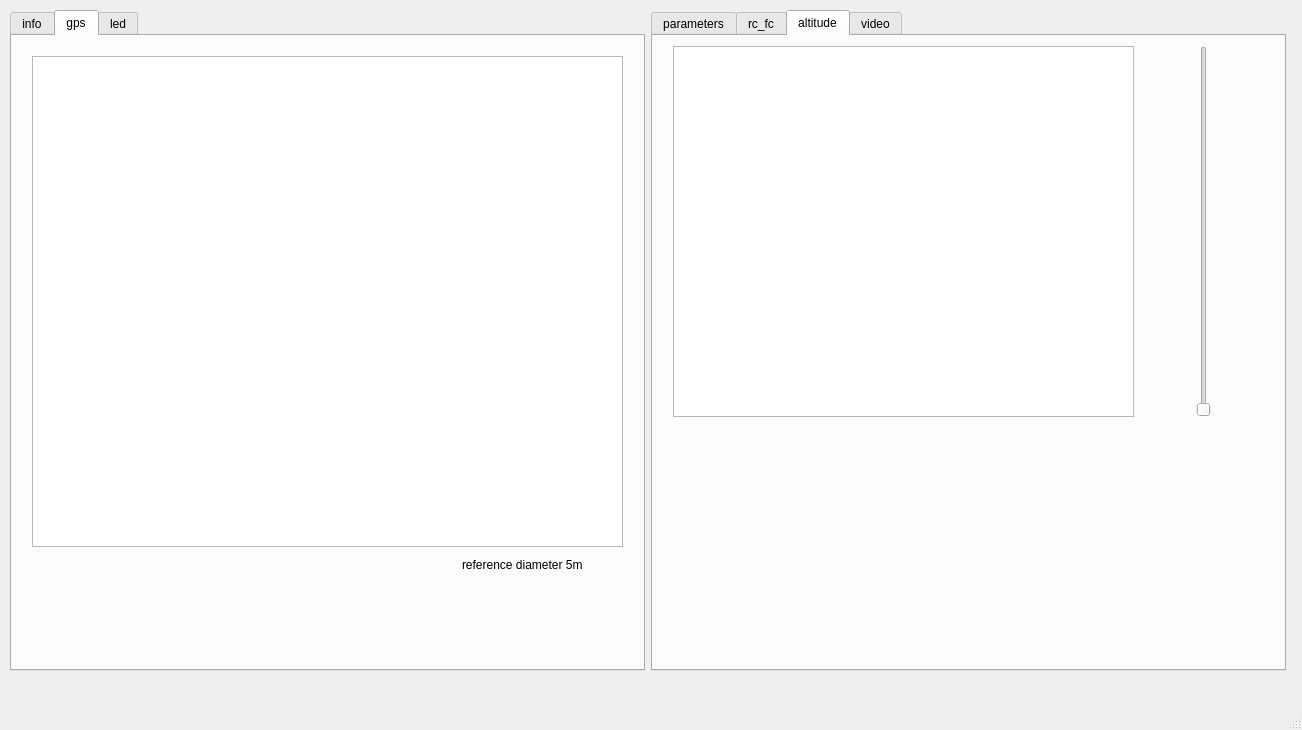
First picture: the form in phx_gui/scripts/gui_v1.ui, repository tum-phoenix/phx_quadrocopter_ros, before the edit.
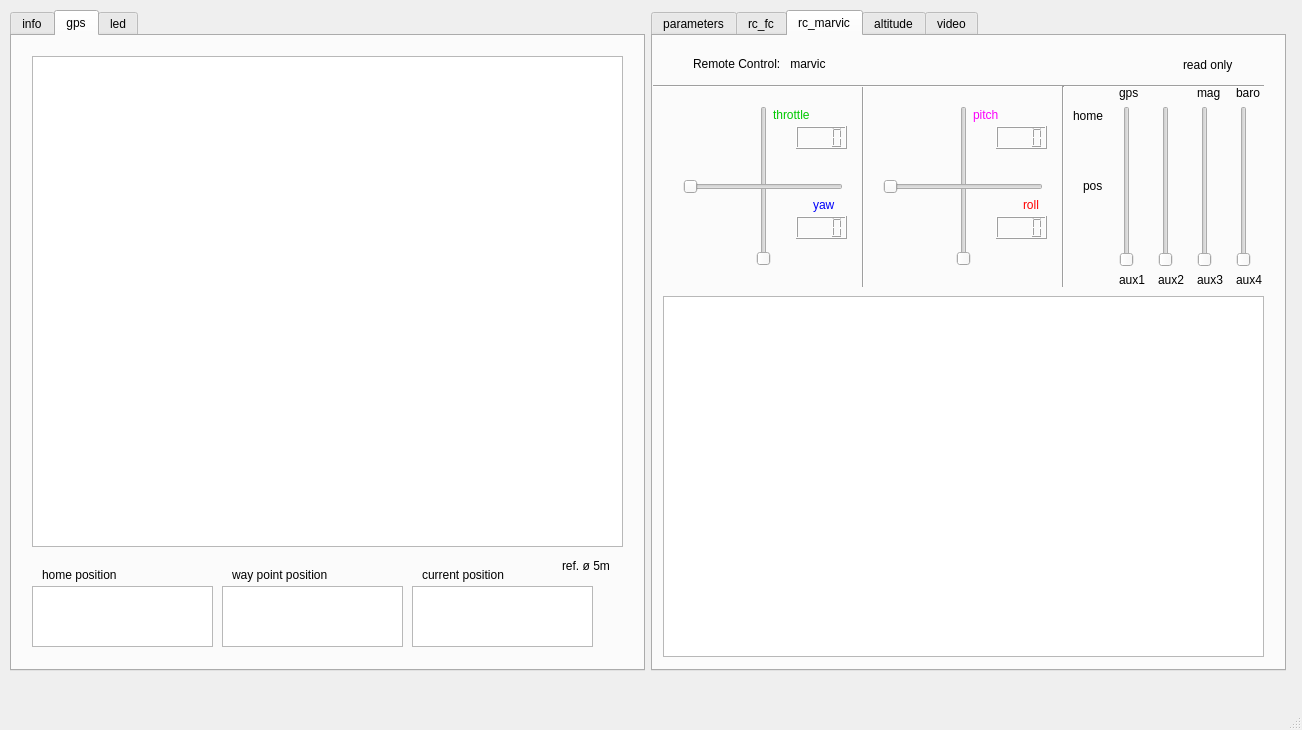
Second picture: the form after the edit. The open tabs and pages were chosen to show the change. Custom widgets are drawn as their Qt base class.

Commit message: phx_gui: gauge_ros added print out of full way point info

The edit to the form file:
```diff
--- a/phx_gui/scripts/gui_v1.ui
+++ b/phx_gui/scripts/gui_v1.ui
@@ -59,16 +59,95 @@
         <widget class="QLabel" name="gps_label_reference_radius">
          <property name="geometry">
           <rect>
-           <x>450</x>
+           <x>550</x>
            <y>520</y>
-           <width>161</width>
+           <width>71</width>
+           <height>20</height>
+          </rect>
+         </property>
+         <property name="text">
+          <string>ref. ø 5m</string>
+         </property>
+        </widget>
+        <widget class="QTextBrowser" name="gps_position_home_TextBrowser">
+         <property name="geometry">
+          <rect>
+           <x>20</x>
+           <y>550</y>
+           <width>181</width>
+           <height>61</height>
+          </rect>
+         </property>
+        </widget>
+        <widget class="QTextBrowser" name="gps_position_way_point_TextBrowser">
+         <property name="geometry">
+          <rect>
+           <x>210</x>
+           <y>550</y>
+           <width>181</width>
+           <height>61</height>
+          </rect>
+         </property>
+        </widget>
+        <widget class="QLabel" name="gps_position_home_label">
+         <property name="geometry">
+          <rect>
+           <x>30</x>
+           <y>530</y>
+           <width>131</width>
            <height>17</height>
           </rect>
          </property>
          <property name="text">
-          <string>reference diameter 5m</string>
+          <string>home position</string>
          </property>
         </widget>
+        <widget class="QLabel" name="gps_position_way_point_label">
+         <property name="geometry">
+          <rect>
+           <x>220</x>
+           <y>530</y>
+           <width>141</width>
+           <height>17</height>
+          </rect>
+         </property>
+         <property name="text">
+          <string>way point position</string>
+         </property>
+        </widget>
+        <widget class="QTextBrowser" name="gps_position_current_TextBrowser">
+         <property name="geometry">
+          <rect>
+           <x>400</x>
+           <y>550</y>
+           <width>181</width>
+           <height>61</height>
+          </rect>
+         </property>
+        </widget>
+        <widget class="QLabel" name="gps_position_current_label">
+         <property name="geometry">
+          <rect>
+           <x>410</x>
+           <y>530</y>
+           <width>141</width>
+           <height>17</height>
+          </rect>
+         </property>
+         <property name="text">
+          <string>current position</string>
+         </property>
+        </widget>
+        <zorder>graphicsView_gps</zorder>
+        <zorder>gps_label_reference_radius</zorder>
+        <zorder>right_tabs</zorder>
+        <zorder>right_tabs</zorder>
+        <zorder>gps_position_home_TextBrowser</zorder>
+        <zorder>gps_position_way_point_TextBrowser</zorder>
+        <zorder>gps_position_home_label</zorder>
+        <zorder>gps_position_way_point_label</zorder>
+        <zorder>gps_position_current_TextBrowser</zorder>
+        <zorder>gps_position_current_label</zorder>
        </widget>
        <widget class="QWidget" name="ledPage">
         <attribute name="title">
@@ -1716,28 +1795,606 @@
           <number>4</number>
          </property>
         </widget>
-        <zorder>remote_slider_rc_fc_throttle</zorder>
-        <zorder>remote_slider_rc_fc_yaw</zorder>
-        <zorder>remote_slider_rc_fc_pitch</zorder>
-        <zorder>remote_slider_rc_fc_roll</zorder>
-        <zorder>graphicsView_rc_fc</zorder>
-        <zorder>rc_fc_label_headline</zorder>
-        <zorder>rc_fc_label_throttle</zorder>
-        <zorder>rc_fc_label_yaw</zorder>
-        <zorder>rc_fc_label_pitch</zorder>
-        <zorder>rc_fc_label_roll</zorder>
-        <zorder>rc_fc_label_gps_home</zorder>
-        <zorder>rc_fc_label_gps_3</zorder>
-        <zorder>line_separator_rc_fc_0</zorder>
-        <zorder>line_separator_rc_fc_1</zorder>
-        <zorder>line_separator_rc_fc_2</zorder>
-        <zorder>gridLayoutWidget_5</zorder>
-        <zorder>rc_fc_label_read_only</zorder>
-        <zorder>lcdNumber_rc_fc_throttle</zorder>
-        <zorder>lcdNumber_rc_fc_yaw</zorder>
-        <zorder>lcdNumber_rc_fc_roll</zorder>
-        <zorder>lcdNumber_rc_fc_pitch</zorder>
-        <zorder>left_tabs</zorder>
+       </widget>
+       <widget class="QWidget" name="rc_marvic">
+        <attribute name="title">
+         <string>rc_marvic</string>
+        </attribute>
+        <widget class="QLabel" name="rc_marvic_label_headline">
+         <property name="geometry">
+          <rect>
+           <x>40</x>
+           <y>20</y>
+           <width>201</width>
+           <height>16</height>
+          </rect>
+         </property>
+         <property name="text">
+          <string>Remote Control:   marvic</string>
+         </property>
+        </widget>
+        <widget class="Line" name="line_separator_rc_marvic_1">
+         <property name="geometry">
+          <rect>
+           <x>200</x>
+           <y>50</y>
+           <width>20</width>
+           <height>201</height>
+          </rect>
+         </property>
+         <property name="orientation">
+          <enum>Qt::Vertical</enum>
+         </property>
+        </widget>
+        <widget class="Line" name="line_separator_rc_marvic_2">
+         <property name="geometry">
+          <rect>
+           <x>0</x>
+           <y>40</y>
+           <width>611</width>
+           <height>20</height>
+          </rect>
+         </property>
+         <property name="orientation">
+          <enum>Qt::Horizontal</enum>
+         </property>
+        </widget>
+        <widget class="QLabel" name="rc_marvic_label_read_only">
+         <property name="geometry">
+          <rect>
+           <x>530</x>
+           <y>20</y>
+           <width>91</width>
+           <height>17</height>
+          </rect>
+         </property>
+         <property name="text">
+          <string>read only</string>
+         </property>
+        </widget>
+        <widget class="Line" name="line_separator_rc_marvic_3">
+         <property name="geometry">
+          <rect>
+           <x>400</x>
+           <y>50</y>
+           <width>20</width>
+           <height>201</height>
+          </rect>
+         </property>
+         <property name="orientation">
+          <enum>Qt::Vertical</enum>
+         </property>
+        </widget>
+        <widget class="QWidget" name="gridLayoutWidget_7">
+         <property name="geometry">
+          <rect>
+           <x>460</x>
+           <y>50</y>
+           <width>160</width>
+           <height>201</height>
+          </rect>
+         </property>
+         <layout class="QGridLayout" name="gridLayout_aux_rc_marvic">
+          <item row="1" column="2">
+           <widget class="QSlider" name="remote_slider_rc_marvic_aux3">
+            <property name="cursor">
+             <cursorShape>ForbiddenCursor</cursorShape>
+            </property>
+            <property name="focusPolicy">
+             <enum>Qt::NoFocus</enum>
+            </property>
+            <property name="minimum">
+             <number>1000</number>
+            </property>
+            <property name="maximum">
+             <number>2000</number>
+            </property>
+            <property name="orientation">
+             <enum>Qt::Vertical</enum>
+            </property>
+           </widget>
+          </item>
+          <item row="0" column="2">
+           <widget class="QLabel" name="rc_marvic_label_mag">
+            <property name="font">
+             <font>
+              <weight>50</weight>
+              <bold>false</bold>
+             </font>
+            </property>
+            <property name="styleSheet">
+             <string notr="true"/>
+            </property>
+            <property name="text">
+             <string>mag</string>
+            </property>
+           </widget>
+          </item>
+          <item row="1" column="0">
+           <widget class="QSlider" name="remote_slider_rc_marvic_aux1">
+            <property name="cursor">
+             <cursorShape>ForbiddenCursor</cursorShape>
+            </property>
+            <property name="focusPolicy">
+             <enum>Qt::NoFocus</enum>
+            </property>
+            <property name="minimum">
+             <number>1000</number>
+            </property>
+            <property name="maximum">
+             <number>2000</number>
+            </property>
+            <property name="orientation">
+             <enum>Qt::Vertical</enum>
+            </property>
+           </widget>
+          </item>
+          <item row="0" column="0">
+           <widget class="QLabel" name="rc_marvic_label_gps">
+            <property name="font">
+             <font>
+              <weight>50</weight>
+              <bold>false</bold>
+             </font>
+            </property>
+            <property name="styleSheet">
+             <string notr="true"/>
+            </property>
+            <property name="text">
+             <string>gps</string>
+            </property>
+           </widget>
+          </item>
+          <item row="1" column="3">
+           <widget class="QSlider" name="remote_slider_rc_marvic_aux4">
+            <property name="cursor">
+             <cursorShape>ForbiddenCursor</cursorShape>
+            </property>
+            <property name="focusPolicy">
+             <enum>Qt::NoFocus</enum>
+            </property>
+            <property name="minimum">
+             <number>1000</number>
+            </property>
+            <property name="maximum">
+             <number>2000</number>
+            </property>
+            <property name="orientation">
+             <enum>Qt::Vertical</enum>
+            </property>
+           </widget>
+          </item>
+          <item row="1" column="1">
+           <widget class="QSlider" name="remote_slider_rc_marvic_aux2">
+            <property name="cursor">
+             <cursorShape>ForbiddenCursor</cursorShape>
+            </property>
+            <property name="focusPolicy">
+             <enum>Qt::NoFocus</enum>
+            </property>
+            <property name="minimum">
+             <number>1000</number>
+            </property>
+            <property name="maximum">
+             <number>2000</number>
+            </property>
+            <property name="orientation">
+             <enum>Qt::Vertical</enum>
+            </property>
+           </widget>
+          </item>
+          <item row="0" column="3">
+           <widget class="QLabel" name="rc_marvic_label_baro">
+            <property name="font">
+             <font>
+              <weight>50</weight>
+              <bold>false</bold>
+             </font>
+            </property>
+            <property name="styleSheet">
+             <string notr="true"/>
+            </property>
+            <property name="text">
+             <string>baro</string>
+            </property>
+           </widget>
+          </item>
+          <item row="2" column="0">
+           <widget class="QLabel" name="rc_marvic_label_aux1">
+            <property name="font">
+             <font>
+              <weight>50</weight>
+              <bold>false</bold>
+             </font>
+            </property>
+            <property name="styleSheet">
+             <string notr="true"/>
+            </property>
+            <property name="text">
+             <string>aux1</string>
+            </property>
+           </widget>
+          </item>
+          <item row="2" column="1">
+           <widget class="QLabel" name="rc_marvic_label_aux4">
+            <property name="font">
+             <font>
+              <weight>50</weight>
+              <bold>false</bold>
+             </font>
+            </property>
+            <property name="styleSheet">
+             <string notr="true"/>
+            </property>
+            <property name="text">
+             <string>aux2</string>
+            </property>
+           </widget>
+          </item>
+          <item row="2" column="2">
+           <widget class="QLabel" name="rc_marvic_label_aux3">
+            <property name="font">
+             <font>
+              <weight>50</weight>
+              <bold>false</bold>
+             </font>
+            </property>
+            <property name="styleSheet">
+             <string notr="true"/>
+            </property>
+            <property name="text">
+             <string>aux3</string>
+            </property>
+           </widget>
+          </item>
+          <item row="2" column="3">
+           <widget class="QLabel" name="rc_marvic_label_aux2">
+            <property name="font">
+             <font>
+              <weight>50</weight>
+              <bold>false</bold>
+             </font>
+            </property>
+            <property name="styleSheet">
+             <string notr="true"/>
+            </property>
+            <property name="text">
+             <string>aux4</string>
+            </property>
+           </widget>
+          </item>
+         </layout>
+        </widget>
+        <widget class="QLabel" name="rc_marvic_label_gps_home">
+         <property name="geometry">
+          <rect>
+           <x>420</x>
+           <y>70</y>
+           <width>41</width>
+           <height>20</height>
+          </rect>
+         </property>
+         <property name="font">
+          <font>
+           <weight>50</weight>
+           <bold>false</bold>
+          </font>
+         </property>
+         <property name="styleSheet">
+          <string notr="true"/>
+         </property>
+         <property name="text">
+          <string>home</string>
+         </property>
+        </widget>
+        <widget class="QLabel" name="rc_marvic_label_gps_pos">
+         <property name="geometry">
+          <rect>
+           <x>430</x>
+           <y>140</y>
+           <width>31</width>
+           <height>20</height>
+          </rect>
+         </property>
+         <property name="font">
+          <font>
+           <weight>50</weight>
+           <bold>false</bold>
+          </font>
+         </property>
+         <property name="styleSheet">
+          <string notr="true"/>
+         </property>
+         <property name="text">
+          <string>pos</string>
+         </property>
+        </widget>
+        <widget class="QLabel" name="rc_marvic_label_pitch">
+         <property name="geometry">
+          <rect>
+           <x>320</x>
+           <y>70</y>
+           <width>66</width>
+           <height>17</height>
+          </rect>
+         </property>
+         <property name="font">
+          <font>
+           <weight>50</weight>
+           <bold>false</bold>
+          </font>
+         </property>
+         <property name="styleSheet">
+          <string notr="true">QLabel{ color: rgb(250,0,250) }</string>
+         </property>
+         <property name="text">
+          <string>pitch</string>
+         </property>
+        </widget>
+        <widget class="QSlider" name="remote_slider_rc_marvic_pitch">
+         <property name="geometry">
+          <rect>
+           <x>300</x>
+           <y>70</y>
+           <width>22</width>
+           <height>160</height>
+          </rect>
+         </property>
+         <property name="cursor">
+          <cursorShape>ForbiddenCursor</cursorShape>
+         </property>
+         <property name="focusPolicy">
+          <enum>Qt::NoFocus</enum>
+         </property>
+         <property name="minimum">
+          <number>1000</number>
+         </property>
+         <property name="maximum">
+          <number>2000</number>
+         </property>
+         <property name="tracking">
+          <bool>false</bool>
+         </property>
+         <property name="orientation">
+          <enum>Qt::Vertical</enum>
+         </property>
+         <property name="tickPosition">
+          <enum>QSlider::NoTicks</enum>
+         </property>
+        </widget>
+        <widget class="QLCDNumber" name="lcdNumber_rc_marvic_pitch">
+         <property name="geometry">
+          <rect>
+           <x>343</x>
+           <y>90</y>
+           <width>51</width>
+           <height>23</height>
+          </rect>
+         </property>
+         <property name="frameShadow">
+          <enum>QFrame::Raised</enum>
+         </property>
+         <property name="numDigits">
+          <number>4</number>
+         </property>
+        </widget>
+        <widget class="QLCDNumber" name="lcdNumber_rc_marvic_roll">
+         <property name="geometry">
+          <rect>
+           <x>343</x>
+           <y>180</y>
+           <width>51</width>
+           <height>23</height>
+          </rect>
+         </property>
+         <property name="frameShape">
+          <enum>QFrame::Box</enum>
+         </property>
+         <property name="frameShadow">
+          <enum>QFrame::Raised</enum>
+         </property>
+         <property name="numDigits">
+          <number>4</number>
+         </property>
+        </widget>
+        <widget class="QSlider" name="remote_slider_rc_marvic_roll">
+         <property name="geometry">
+          <rect>
+           <x>230</x>
+           <y>140</y>
+           <width>160</width>
+           <height>22</height>
+          </rect>
+         </property>
+         <property name="cursor">
+          <cursorShape>ForbiddenCursor</cursorShape>
+         </property>
+         <property name="focusPolicy">
+          <enum>Qt::NoFocus</enum>
+         </property>
+         <property name="minimum">
+          <number>1000</number>
+         </property>
+         <property name="maximum">
+          <number>2000</number>
+         </property>
+         <property name="tracking">
+          <bool>false</bool>
+         </property>
+         <property name="orientation">
+          <enum>Qt::Horizontal</enum>
+         </property>
+         <property name="tickPosition">
+          <enum>QSlider::NoTicks</enum>
+         </property>
+        </widget>
+        <widget class="QLabel" name="rc_marvic_label_roll">
+         <property name="geometry">
+          <rect>
+           <x>370</x>
+           <y>160</y>
+           <width>41</width>
+           <height>17</height>
+          </rect>
+         </property>
+         <property name="font">
+          <font>
+           <weight>50</weight>
+           <bold>false</bold>
+          </font>
+         </property>
+         <property name="styleSheet">
+          <string notr="true">QLabel{ color: rgb(255,0,0) }</string>
+         </property>
+         <property name="text">
+          <string>roll</string>
+         </property>
+        </widget>
+        <widget class="QLabel" name="rc_marvic_label_throttle">
+         <property name="geometry">
+          <rect>
+           <x>120</x>
+           <y>70</y>
+           <width>66</width>
+           <height>17</height>
+          </rect>
+         </property>
+         <property name="font">
+          <font>
+           <weight>50</weight>
+           <bold>false</bold>
+          </font>
+         </property>
+         <property name="styleSheet">
+          <string notr="true">QLabel{ color: rgb(0,200,0) }</string>
+         </property>
+         <property name="text">
+          <string>throttle</string>
+         </property>
+        </widget>
+        <widget class="QLabel" name="rc_marvic_label_yaw">
+         <property name="geometry">
+          <rect>
+           <x>160</x>
+           <y>160</y>
+           <width>31</width>
+           <height>17</height>
+          </rect>
+         </property>
+         <property name="font">
+          <font>
+           <weight>50</weight>
+           <bold>false</bold>
+          </font>
+         </property>
+         <property name="styleSheet">
+          <string notr="true">QLabel{ color: rgb(0,0,250) }</string>
+         </property>
+         <property name="text">
+          <string>yaw</string>
+         </property>
+        </widget>
+        <widget class="QSlider" name="remote_slider_rc_marvic_throttle">
+         <property name="geometry">
+          <rect>
+           <x>100</x>
+           <y>70</y>
+           <width>22</width>
+           <height>160</height>
+          </rect>
+         </property>
+         <property name="cursor">
+          <cursorShape>ForbiddenCursor</cursorShape>
+         </property>
+         <property name="focusPolicy">
+          <enum>Qt::NoFocus</enum>
+         </property>
+         <property name="minimum">
+          <number>1000</number>
+         </property>
+         <property name="maximum">
+          <number>2000</number>
+         </property>
+         <property name="value">
+          <number>1000</number>
+         </property>
+         <property name="tracking">
+          <bool>false</bool>
+         </property>
+         <property name="orientation">
+          <enum>Qt::Vertical</enum>
+         </property>
+         <property name="tickPosition">
+          <enum>QSlider::NoTicks</enum>
+         </property>
+        </widget>
+        <widget class="QSlider" name="remote_slider_rc_marvic_yaw">
+         <property name="geometry">
+          <rect>
+           <x>30</x>
+           <y>140</y>
+           <width>160</width>
+           <height>22</height>
+          </rect>
+         </property>
+         <property name="cursor">
+          <cursorShape>ForbiddenCursor</cursorShape>
+         </property>
+         <property name="focusPolicy">
+          <enum>Qt::NoFocus</enum>
+         </property>
+         <property name="minimum">
+          <number>1000</number>
+         </property>
+         <property name="maximum">
+          <number>2000</number>
+         </property>
+         <property name="tracking">
+          <bool>false</bool>
+         </property>
+         <property name="orientation">
+          <enum>Qt::Horizontal</enum>
+         </property>
+         <property name="tickPosition">
+          <enum>QSlider::NoTicks</enum>
+         </property>
+        </widget>
+        <widget class="QLCDNumber" name="lcdNumber_rc_marvic_throttle">
+         <property name="geometry">
+          <rect>
+           <x>143</x>
+           <y>90</y>
+           <width>51</width>
+           <height>23</height>
+          </rect>
+         </property>
+         <property name="numDigits">
+          <number>4</number>
+         </property>
+        </widget>
+        <widget class="QLCDNumber" name="lcdNumber_rc_marvic_yaw">
+         <property name="geometry">
+          <rect>
+           <x>143</x>
+           <y>180</y>
+           <width>51</width>
+           <height>23</height>
+          </rect>
+         </property>
+         <property name="numDigits">
+          <number>4</number>
+         </property>
+        </widget>
+        <widget class="PlotWidget" name="graphicsView_rc_marvic">
+         <property name="geometry">
+          <rect>
+           <x>10</x>
+           <y>260</y>
+           <width>601</width>
+           <height>361</height>
+          </rect>
+         </property>
+        </widget>
        </widget>
        <widget class="QWidget" name="altitude_tab">
         <attribute name="title">
@@ -1748,15 +2405,15 @@
           <rect>
            <x>20</x>
            <y>10</y>
-           <width>461</width>
-           <height>371</height>
+           <width>571</width>
+           <height>481</height>
           </rect>
          </property>
         </widget>
         <widget class="QSlider" name="slider_altitude">
          <property name="geometry">
           <rect>
-           <x>540</x>
+           <x>600</x>
            <y>10</y>
            <width>22</width>
            <height>371</height>
```
Left out of the diff: 123 changed lines with no effect on the pictures. The commit also changes 2 other files.
